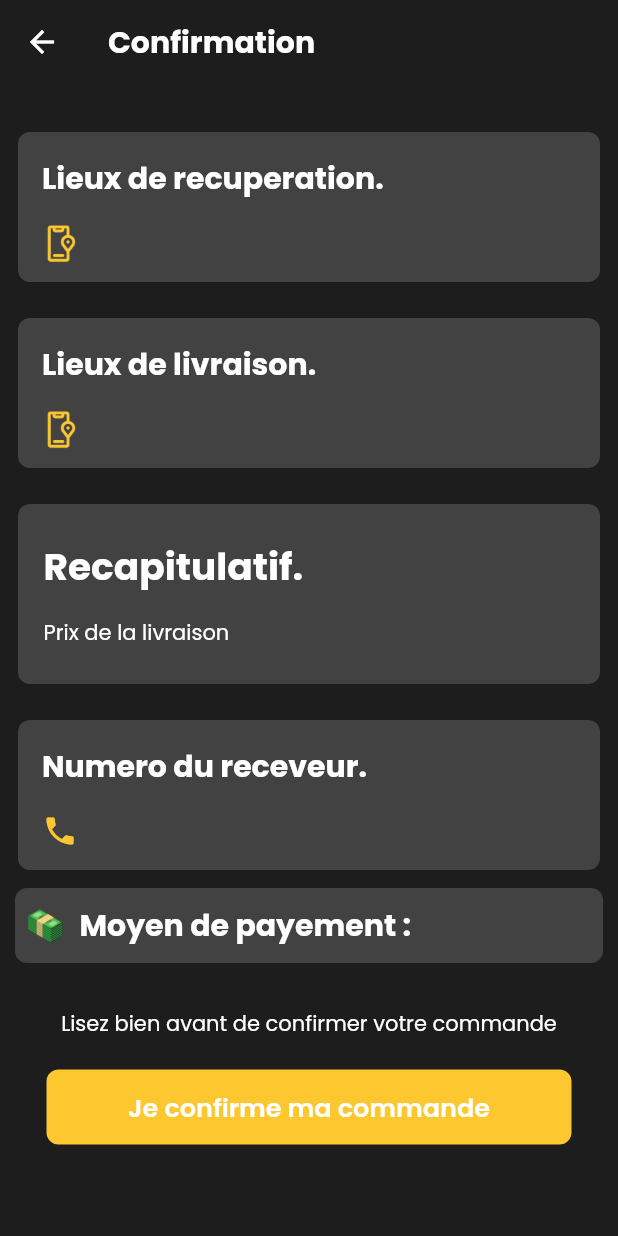
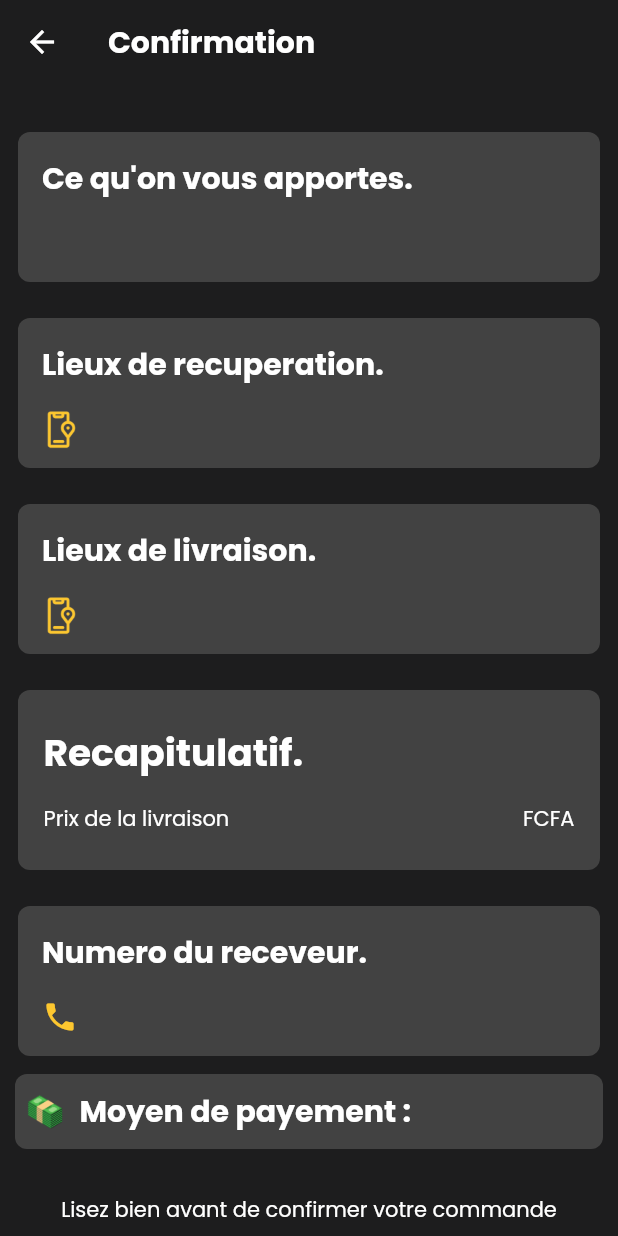
Before and after one commit to mooosmad/igname, a Flutter app: the ValidationPage screen opened directly with empty values, on a phone screen of 412 x 824 dp. Run offline on Flutter 3.47's test engine with Material 2 defaults, Android fonts, the phone set to English and light mode, and no system bars; drawn by our look-alikes of shimmer; our stand-ins replace animated_splash_screen, auto_animated, bottom_navy_bar, fluttertoast, geocoding, get and 6 more; missing offline and left inert: map_picker; accounts and stored records are empty; project files that could hold a hidden picture were left out.

Commit message:
fixed bug ✅ on moto and validation page

```diff
--- a/igname_li/lib/views/widgets/validation_commad.dart
+++ b/igname_li/lib/views/widgets/validation_commad.dart
@@ -4,7 +4,6 @@ import "package:flutter/material.dart";
 import 'package:get/get.dart';
 import 'package:google_fonts/google_fonts.dart';
 import 'package:igname_li/components/loadinglivreur.dart';
-import 'package:igname_li/controller/controller.dart';
 import 'package:igname_li/services/api_services.dart';
 import 'package:igname_li/utils/constant.dart';
 
@@ -16,6 +15,7 @@ class ValidationPage extends StatefulWidget {
   final String? moyentPayement;
   final String? numerodureceveur;
   final String? prixdelivraison;
+  final String? natureDucolis;
 
   const ValidationPage({
     Key? key,
@@ -24,6 +24,7 @@ class ValidationPage extends StatefulWidget {
     this.numerodureceveur,
     this.prixdelivraison,
     this.lieuxRecuperation,
+    this.natureDucolis,
   }) : super(key: key);
 
   @override
@@ -35,15 +36,13 @@ class _ValidationPageState extends State<ValidationPage> {
 
   @override
   Widget build(BuildContext context) {
-    final maincontroller = Get.find<MainController>();
     return load
         ? WillPopScope(
             onWillPop: () async {
               return false;
             },
             child: Loadinglivreur())
-        : Obx(
-            () => Scaffold(
+        : Scaffold(
             appBar: AppBar(
               // backgroundColor: Color(0xfffdc72f),
               elevation: 0,
@@ -57,6 +56,42 @@ class _ValidationPageState extends State<ValidationPage> {
               shrinkWrap: true,
               children: [
                 SizedBox(height: 20),
+                Padding(
+                  padding: const EdgeInsets.all(12.0),
+                  child: Container(
+                    height: 100,
+                    decoration: BoxDecoration(
+                      borderRadius: const BorderRadius.all(
+                        Radius.circular(8),
+                      ),
+                      color: Get.isDarkMode
+                          ? Colors.grey.shade800
+                          : Colors.grey[200],
+                    ),
+                    child: Padding(
+                      padding: const EdgeInsets.all(8.0),
+                      child: Column(
+                        crossAxisAlignment: CrossAxisAlignment.start,
+                        children: [
+                          Padding(
+                            padding: const EdgeInsets.all(8.0),
+                            child: Text(
+                              "Ce qu'on vous apportes.",
+                              style: Theme.of(context).textTheme.bodyText1,
+                            ),
+                          ),
+                          Padding(
+                            padding: EdgeInsets.all(8),
+                            child: Text(
+                              widget.natureDucolis!,
+                              style: Theme.of(context).textTheme.bodyText2!,
+                            ),
+                          ),
+                        ],
+                      ),
+                    ),
+                  ),
+                ),
                 Padding(
                   padding: const EdgeInsets.all(12.0),
                   child: Container(
@@ -93,8 +128,7 @@ class _ValidationPageState extends State<ValidationPage> {
                                 SizedBox(width: 10),
                                 Text(
                                   widget.lieuxRecuperation!,
-                                    style:
-                                        Theme.of(context).textTheme.bodyText2!,
+                                  style: Theme.of(context).textTheme.bodyText2!,
                                 ),
                               ],
                             ),
@@ -140,8 +174,7 @@ class _ValidationPageState extends State<ValidationPage> {
                                 SizedBox(width: 10),
                                 Text(
                                   widget.lieuxLivraison!,
-                                    style:
-                                        Theme.of(context).textTheme.bodyText2!,
+                                  style: Theme.of(context).textTheme.bodyText2!,
                                 ),
                               ],
                             ),
@@ -154,8 +187,8 @@ class _ValidationPageState extends State<ValidationPage> {
                 Padding(
                   padding: const EdgeInsets.all(12.0),
                   child: Container(
-                      padding: const EdgeInsets.symmetric(
-                          vertical: 10, horizontal: 5),
+                    padding:
+                        const EdgeInsets.symmetric(vertical: 10, horizontal: 5),
                     width: double.infinity,
                     height: 120,
                     decoration: BoxDecoration(
@@ -185,7 +218,7 @@ class _ValidationPageState extends State<ValidationPage> {
                                 style: Theme.of(context).textTheme.bodyText2,
                               ),
                               Text(
-                                  maincontroller.prix.value,
+                                "${widget.prixdelivraison!} FCFA",
                                 style: Theme.of(context).textTheme.bodyText2,
                               ),
                             ],
@@ -228,8 +261,7 @@ class _ValidationPageState extends State<ValidationPage> {
                                 SizedBox(width: 10),
                                 Text(
                                   widget.numerodureceveur!,
-                                    style:
-                                        Theme.of(context).textTheme.bodyText2,
+                                  style: Theme.of(context).textTheme.bodyText2,
                                 ),
                               ],
                             ),
@@ -297,7 +329,6 @@ class _ValidationPageState extends State<ValidationPage> {
                 ),
               ],
             ),
-            ),
           );
   }
 
@@ -314,34 +345,10 @@ class _ValidationPageState extends State<ValidationPage> {
                 "${widget.numerodureceveur}",
                 "${widget.moyentPayement}");
           });
-          // test api create commande ok
-          // final r = await APIservices().createCommande(
-          //   customer!.nom!,
-          //   widget.lieuxLivraison!,
-          //   customer.ville!,
-          //   customer.email!,
-          //   customer.phone!,
-          //   products,
-          //   int.parse(widget.idUser!),
-          // );
-          // if (r![0] == true) {
-          //   controller.cart.clear();
-          //   Fluttertoast.showToast(msg: "Commande effectué");
-          //   Get.offAll(
-          //     RemercimentPage(
-          //       idUser: widget.idUser!,
-          //       order: r[1],
-          //     ),
-          //   );
-          // } else {
-          //   setState(() {
-          //     load = false;
-          //   });
-          // }
         },
         child: Container(
           height: 50,
-          width: 350,
+          width: 370,
           decoration: BoxDecoration(
             borderRadius: BorderRadius.circular(8),
             color: maincolor,
@@ -350,7 +357,7 @@ class _ValidationPageState extends State<ValidationPage> {
             child: Padding(
               padding: const EdgeInsets.all(8.0),
               child: Text(
-                "Je confirme ma commande",
+                "Je valide ma commande",
                 style: GoogleFonts.poppins(
                   textStyle: TextStyle(
                     fontSize: 17,
```
Also changed, not shown: igname_li/lib/views/widgets/moto.dart (+152 -122 lines). Lines whose indentation alone changed are shown as unchanged.
